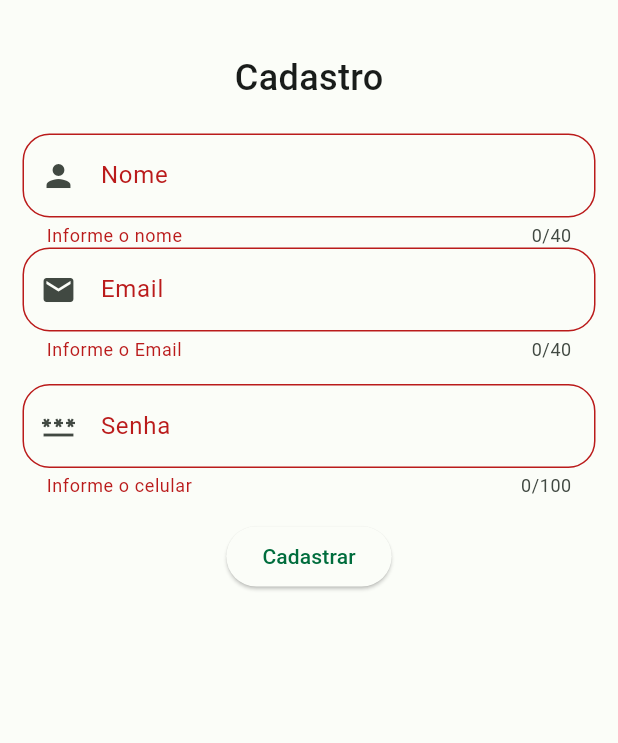
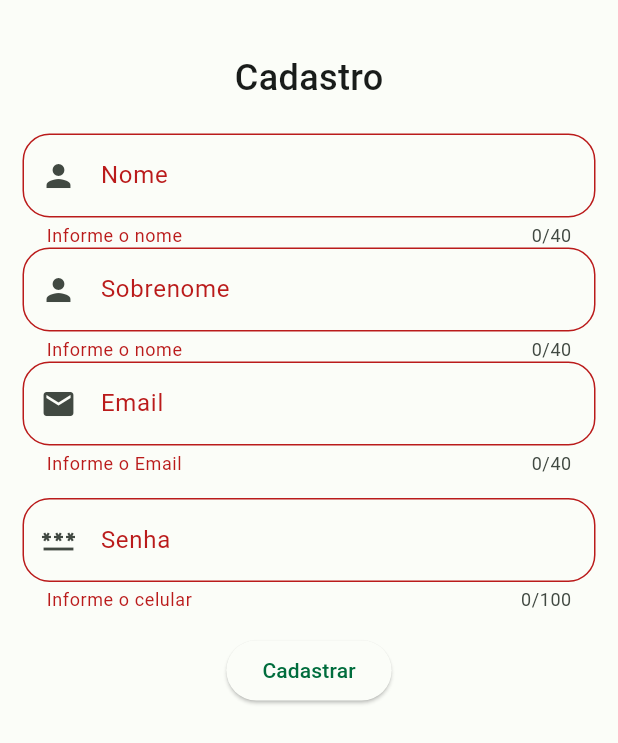
Before and after one commit to Marcelo7x/my_republic, a Flutter app: the SubscriptionPage screen opened by its route, on a phone screen of 412 x 824 dp. Shown: the top 743 px of the screen. Run offline on Flutter 3.47's test engine with Material 2 defaults, Android fonts, the light colour scheme and no system bars; our stand-ins replace flutter_masked_text2, flutter_mobx, flutter_modular, mobx, shared_preferences, shelf and 1 more; missing offline and left inert: bcrypt, dart_jsonwebtoken, jwt_decode, postgres, shelf_modular, shelf_swagger_ui and 1 more; accounts and stored records are empty; generated files the repository leaves out were written again.

Commit message:
subscription create

```diff
--- a/frontend/lib/app/modules/subscription/subscription_page.dart
+++ b/frontend/lib/app/modules/subscription/subscription_page.dart
@@ -46,9 +46,24 @@ class _SubscriptionPageState extends State<SubscriptionPage> {
           ),
         ),
         TextFormField(
-          controller: subscriptionController.nameController,
+          controller: subscriptionController.firstNameController,
           decoration: const InputDecoration(
             label: Text("Nome"),
+            prefixIcon: Icon(Icons.person),
+            border: OutlineInputBorder(
+              borderRadius: BorderRadius.all(
+                Radius.circular(18),
+              ),
+            ),
+          ),
+          keyboardType: TextInputType.name,
+          maxLength: 40,
+          validator: (value) => subscriptionController.nameValidate(value),
+        ),
+        TextFormField(
+          controller: subscriptionController.lastNameController,
+          decoration: const InputDecoration(
+            label: Text("Sobrenome"),
             prefixIcon: Icon(Icons.person),
             border: OutlineInputBorder(
               borderRadius: BorderRadius.all(
--- a/frontend/lib/domain/connection_manager.dart
+++ b/frontend/lib/domain/connection_manager.dart
@@ -180,7 +180,8 @@ class ConnectionManager {
   }
 
   static Future subscription({
-    required String name,
+    required String firstName,
+    required String lastName,
     required String email,
     required String password,
   }) async {
@@ -188,7 +189,7 @@ class ConnectionManager {
     var result = await _conn.post(
       '$_url/user/u',
       data:
-          jsonEncode({"firstname": name, "email": email, "password": password}),
+          jsonEncode({"firstname": firstName, 'lastname': lastName,  "email": email, "password": password}),
     );
 
     return result;
```
Also changed, not shown: brothers_home_back/specs/src/user.yaml (+1 -7 lines), frontend/lib/app/modules/subscription/subscription_store.dart (+8 -3 lines), frontend/lib/domain/storage_local.dart (+7 -2 lines), frontend/lib/app/modules/subscription/subscription_store.g.dart.
